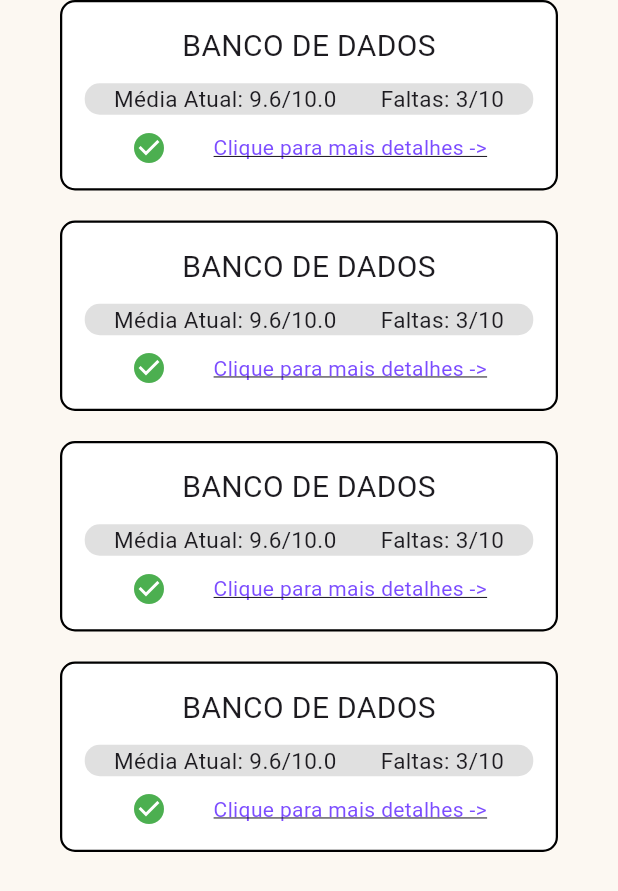
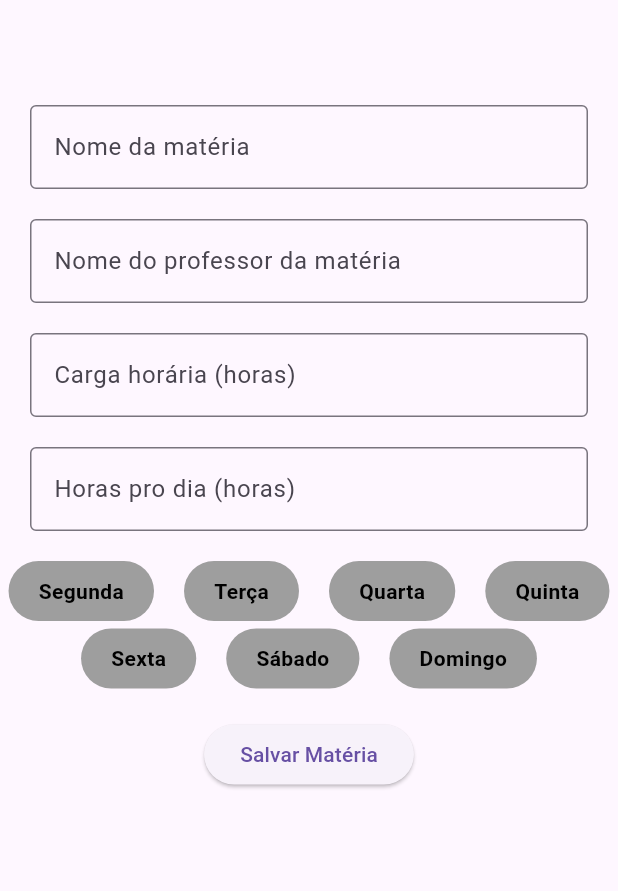
Before and after one commit to rafasdsm/studytracker_v2, a Flutter app: the screen it shows after launch, on a phone screen of 412 x 824 dp. Shown: the top 891 px of the screen. Run offline on Flutter 3.47's test engine with Material 3 defaults, Android fonts, the phone set to English and light mode, and no system bars.

Commit message:
refactor: remove HomePage and integrate MateriaFormPage as the main entry point; add CBottomappbar component

```diff
--- /dev/null
+++ b/lib/components/bottomappbar.dart
@@ -0,0 +1,32 @@
+import 'package:flutter/material.dart';
+
+class CBottomappbar extends StatelessWidget {
+  CBottomappbar({super.key});
+
+  @override
+  Widget build(BuildContext context) {
+    return BottomAppBar(
+      color: Colors.grey.shade400,
+      child: Row(
+        mainAxisAlignment: MainAxisAlignment.spaceEvenly,
+        spacing: 20,
+        children: [
+          IconButton(
+            onPressed: () {
+
+            },
+            icon: Icon(Icons.dashboard, color: Colors.black),
+          ),
+          IconButton(
+            onPressed: () {},
+            icon: Icon(Icons.book, color: Colors.blue),
+          ),
+          IconButton(
+            onPressed: () {},
+            icon: Icon(Icons.grade, color: Colors.yellow),
+          ),
+        ],
+      ),
+    );
+  }
+}
--- a/lib/main.dart
+++ b/lib/main.dart
@@ -1,5 +1,5 @@
 import 'package:flutter/material.dart';
-import 'package:studytracker_v2/pages/home.dart';
+import 'package:studytracker_v2/pages/materiaform.dart';
 
 void main() {
   runApp(MainApp());
@@ -10,8 +10,6 @@ class MainApp extends StatelessWidget {
 
   @override
   Widget build(BuildContext context) {
-    return MaterialApp(
-      home:HomePage(),
-    );
+    return MaterialApp(home: MateriaFormPage());
   }
 }
--- /dev/null
+++ b/lib/pages/materiaform.dart
@@ -0,0 +1,113 @@
+import 'package:flutter/material.dart';
+import 'package:flutter/services.dart';
+
+class MateriaFormPage extends StatefulWidget {
+  MateriaFormPage({super.key});
+
+  @override
+  State<MateriaFormPage> createState() => _MateriaFormPageState();
+}
+
+class _MateriaFormPageState extends State<MateriaFormPage> {
+  final TextEditingController _materia = TextEditingController();
+  final TextEditingController _professor = TextEditingController();
+  final TextEditingController _cargahoraria = TextEditingController();
+  final TextEditingController _horadiaria = TextEditingController();
+  List<bool> dias = [false, false, false, false, false, false, false];
+
+  @override
+  void dispose() {
+    _materia.dispose();
+    _professor.dispose();
+  }
+
+  @override
+  Widget build(BuildContext context) {
+    return Scaffold(
+      body: SafeArea(
+        child: SingleChildScrollView(
+          child: Column(
+            spacing: 20,
+            children: [
+              SizedBox(height: 50),
+              inputcontainer("Nome da matéria", _materia),
+              inputcontainer("Nome do professor da matéria", _professor),
+              /////////////////////////
+              //                     //
+              // Trocar por um Ratio //
+              //                     //
+              /////////////////////////
+              inputcontainer("Carga horária (horas)", _cargahoraria), // ratio
+              inputcontainer("Horas pro dia (horas)", _horadiaria), // ratio
+              Padding(
+                padding: EdgeInsets.only(left: 5, right: 5),
+                child: Wrap(
+                  direction: Axis.horizontal,
+                  runSpacing: 5,
+                  alignment: WrapAlignment.center,
+                  spacing: 20,
+                  children: [
+                    dayselectbtn("Segunda", 1, Colors.red),
+                    dayselectbtn("Terça", 2, Colors.pink),
+                    dayselectbtn("Quarta", 3, Colors.green),
+                    dayselectbtn("Quinta", 4, Colors.blue),
+                    dayselectbtn("Sexta", 5, Colors.orange),
+                    dayselectbtn("Sábado", 6, Colors.deepPurpleAccent),
+                    dayselectbtn("Domingo", 7, Colors.brown),
+                  ],
+                ),
+              ),
+              ElevatedButton(onPressed: () {}, child: Text("Salvar Matéria")),
+            ],
+          ),
+        ),
+      ),
+    );
+  }
+
+  GestureDetector dayselectbtn(
+    String _dia,
+    int index,
+    Color cordodia, {
+    Color cor_texto = Colors.white,
+  }) {
+    bool selected = dias[index - 1];
+    return GestureDetector(
+      onTap: () {
+        setState(() {
+          selected = selected == false ? true : false;
+          dias[index - 1] = selected;
+        });
+      },
+      child: Container(
+        decoration: BoxDecoration(
+          color: selected == true ? cordodia : Colors.grey,
+          borderRadius: BorderRadius.circular(30),
+        ),
+        child: Padding(
+          padding: EdgeInsets.only(left: 20, right: 20, top: 10, bottom: 10),
+          child: Text(
+            _dia,
+            style: TextStyle(
+              color: selected == true ? cor_texto : Colors.black,
+              fontWeight: FontWeight.bold,
+            ),
+          ),
+        ),
+      ),
+    );
+  }
+
+  Padding inputcontainer(String hint, TextEditingController text_controller) {
+    return Padding(
+      padding: EdgeInsets.only(left: 20, right: 20),
+      child: TextField(
+        controller: text_controller,
+        decoration: InputDecoration(
+          border: OutlineInputBorder(),
+          label: Text(hint),
+        ),
+      ),
+    );
+  }
+}
--- a/lib/pages/home.dart
+++ b/lib/pages/materias.dart
@@ -1,12 +1,14 @@
 import 'package:flutter/material.dart';
+import 'package:studytracker_v2/components/bottomappbar.dart';
 
-class HomePage extends StatelessWidget {
-  HomePage({super.key});
+class MateriaPage extends StatelessWidget {
+  MateriaPage({super.key});
 
   @override
   Widget build(BuildContext context) {
     return Scaffold(
       backgroundColor: Color.fromARGB(255, 252, 248, 242),
+      bottomNavigationBar: CBottomappbar(),
       body: SafeArea(
         child: SingleChildScrollView(
           child: Column(
```
